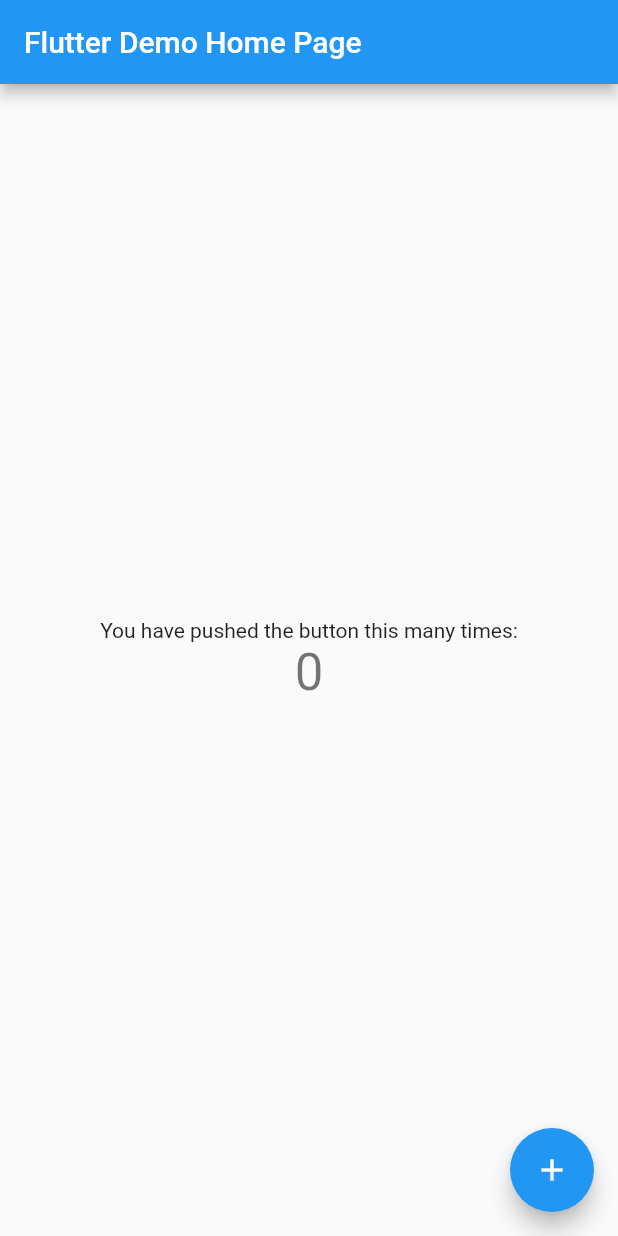
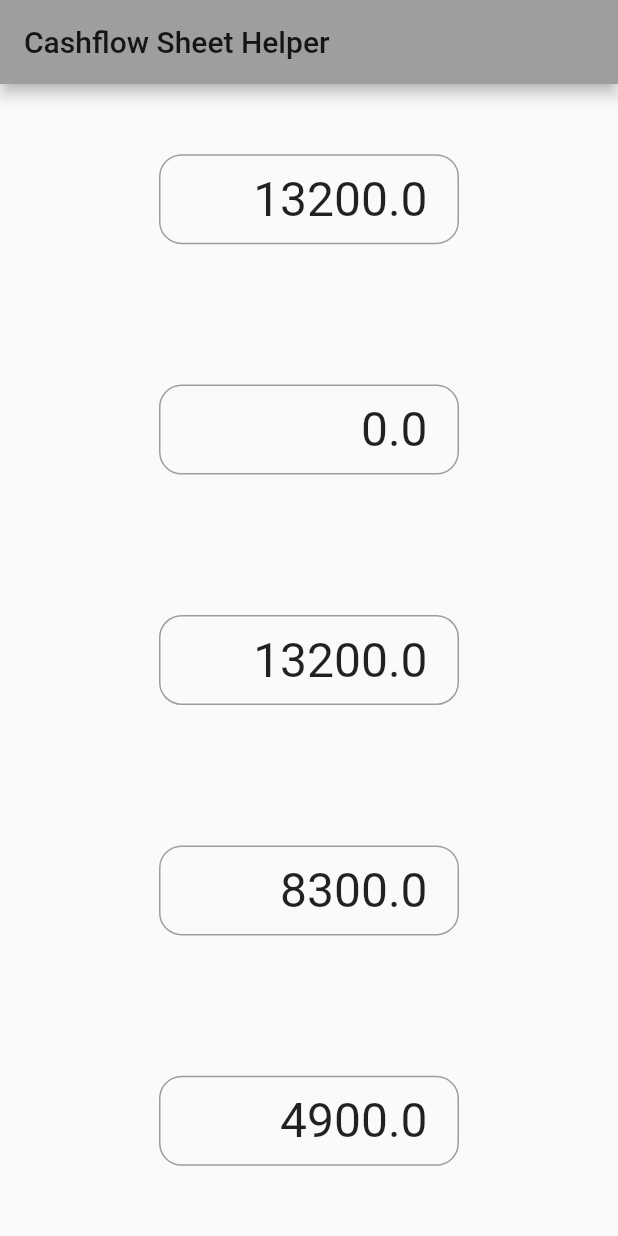
Before and after one commit to AntsInMyEy3sJohnson/cashflow-sheet-helper, a Flutter app: the screen it shows after launch, on a phone screen of 412 x 824 dp. Run offline on Flutter 3.47's test engine with Material 2 defaults, Android fonts, the phone set to English and light mode, and no system bars.

Commit message:
Container for profession data and simple home page

```diff
--- /dev/null
+++ b/lib/data/profession.dart
@@ -0,0 +1,47 @@
+import 'package:flutter/cupertino.dart';
+
+class Profession {
+  final String title;
+
+  final double activeIncome;
+  final double taxes;
+  final double mortgageOrRent;
+  final double studentLoan;
+  final double carLoan;
+  final double creditCardLoan;
+  final double otherExpenses;
+  final double assets;
+
+  double bankLoan;
+  int numChildren;
+  double expensesPerChild;
+  double passiveIncome;
+  double totalIncome;
+  double totalExpenses;
+  double cashflow;
+
+  Profession.withProperties({
+    @required this.title,
+    @required this.activeIncome,
+    @required this.taxes,
+    @required this.mortgageOrRent,
+    @required this.studentLoan,
+    @required this.carLoan,
+    @required this.creditCardLoan,
+    @required this.otherExpenses,
+    @required this.assets,
+  }) {
+    this.bankLoan = 0;
+    this.numChildren = 0;
+    this.expensesPerChild = 0;
+    this.passiveIncome = 0;
+    this.totalIncome = activeIncome + passiveIncome;
+    this.totalExpenses = taxes +
+        mortgageOrRent +
+        studentLoan +
+        carLoan +
+        creditCardLoan +
+        otherExpenses;
+    this.cashflow = totalIncome - totalExpenses;
+  }
+}
--- a/lib/main.dart
+++ b/lib/main.dart
@@ -1,3 +1,5 @@
+import 'package:cashflow_sheet_helper/routes.dart';
+import 'package:cashflow_sheet_helper/routes/cashflow_overview.dart';
 import 'package:flutter/material.dart';
 
 void main() {
@@ -5,109 +7,15 @@ void main() {
 }
 
 class MyApp extends StatelessWidget {
-  // This widget is the root of your application.
   @override
   Widget build(BuildContext context) {
     return MaterialApp(
-      title: 'Flutter Demo',
       theme: ThemeData(
-        // This is the theme of your application.
-        //
-        // Try running your application with "flutter run". You'll see the
-        // application has a blue toolbar. Then, without quitting the app, try
-        // changing the primarySwatch below to Colors.green and then invoke
-        // "hot reload" (press "r" in the console where you ran "flutter run",
-        // or simply save your changes to "hot reload" in a Flutter IDE).
-        // Notice that the counter didn't reset back to zero; the application
-        // is not restarted.
-        primarySwatch: Colors.blue,
+        primarySwatch: Colors.grey,
       ),
-      home: MyHomePage(title: 'Flutter Demo Home Page'),
+      onGenerateTitle: (_) => "CashFlow Sheet Helper",
+      onGenerateRoute: RouteGenerator.generateRoute,
+      initialRoute: CashflowOverview.ROUTE_ID,
     );
   }
 }
-
-class MyHomePage extends StatefulWidget {
-  MyHomePage({Key key, this.title}) : super(key: key);
-
-  // This widget is the home page of your application. It is stateful, meaning
-  // that it has a State object (defined below) that contains fields that affect
-  // how it looks.
-
-  // This class is the configuration for the state. It holds the values (in this
-  // case the title) provided by the parent (in this case the App widget) and
-  // used by the build method of the State. Fields in a Widget subclass are
-  // always marked "final".
-
-  final String title;
-
-  @override
-  _MyHomePageState createState() => _MyHomePageState();
-}
-
-class _MyHomePageState extends State<MyHomePage> {
-  int _counter = 0;
-
-  void _incrementCounter() {
-    setState(() {
-      // This call to setState tells the Flutter framework that something has
-      // changed in this State, which causes it to rerun the build method below
-      // so that the display can reflect the updated values. If we changed
-      // _counter without calling setState(), then the build method would not be
-      // called again, and so nothing would appear to happen.
-      _counter++;
-    });
-  }
-
-  @override
-  Widget build(BuildContext context) {
-    // This method is rerun every time setState is called, for instance as done
-    // by the _incrementCounter method above.
-    //
-    // The Flutter framework has been optimized to make rerunning build methods
-    // fast, so that you can just rebuild anything that needs updating rather
-    // than having to individually change instances of widgets.
-    return Scaffold(
-      appBar: AppBar(
-        // Here we take the value from the MyHomePage object that was created by
-        // the App.build method, and use it to set our appbar title.
-        title: Text(widget.title),
-      ),
-      body: Center(
-        // Center is a layout widget. It takes a single child and positions it
-        // in the middle of the parent.
-        child: Column(
-          // Column is also a layout widget. It takes a list of children and
-          // arranges them vertically. By default, it sizes itself to fit its
-          // children horizontally, and tries to be as tall as its parent.
-          //
-          // Invoke "debug painting" (press "p" in the console, choose the
-          // "Toggle Debug Paint" action from the Flutter Inspector in Android
-          // Studio, or the "Toggle Debug Paint" command in Visual Studio Code)
-          // to see the wireframe for each widget.
-          //
-          // Column has various properties to control how it sizes itself and
-          // how it positions its children. Here we use mainAxisAlignment to
-          // center the children vertically; the main axis here is the vertical
-          // axis because Columns are vertical (the cross axis would be
-          // horizontal).
-          mainAxisAlignment: MainAxisAlignment.center,
-          children: <Widget>[
-            Text(
-              'You have pushed the button this many times:',
-            ),
-            Text(
-              '$_counter',
-              style: Theme.of(context).textTheme.headline4,
-            ),
-          ],
-        ),
-      ),
-      floatingActionButton: FloatingActionButton(
-        onPressed: _incrementCounter,
-        tooltip: 'Increment',
-        child: Icon(Icons.add),
-      ), // This trailing comma makes auto-formatting nicer for build methods.
-    );
-  }
-}
--- /dev/null
+++ b/lib/routes.dart
@@ -0,0 +1,33 @@
+import 'package:cashflow_sheet_helper/routes/cashflow_overview.dart';
+import 'package:flutter/material.dart';
+
+class RouteGenerator {
+  RouteGenerator._();
+
+  static Route<dynamic> generateRoute(RouteSettings routeSettings) {
+    switch (routeSettings.name) {
+      case CashflowOverview.ROUTE_ID:
+        return MaterialPageRoute(builder: (_) => _withScaffold(const CashflowOverview()));
+      default:
+        throw RouteException("No such route: ${routeSettings.name}");
+    }
+  }
+
+  static Widget _withScaffold(Widget widget) {
+
+    return Scaffold(
+      appBar: AppBar(
+        title: const Text("Cashflow Sheet Helper"),
+      ),
+      body: widget,
+    );
+
+  }
+
+}
+
+class RouteException implements Exception {
+  final String message;
+
+  RouteException(this.message);
+}
--- /dev/null
+++ b/lib/routes/cashflow_overview.dart
@@ -0,0 +1,39 @@
+import 'package:cashflow_sheet_helper/data/profession.dart';
+import 'package:cashflow_sheet_helper/widgets/styled_text_field.dart';
+import 'package:flutter/material.dart';
+
+class CashflowOverview extends StatelessWidget {
+  static const ROUTE_ID = "/";
+
+  static final Profession _profession = Profession.withProperties(
+      title: "Docor",
+      activeIncome: 13200,
+      taxes: 3200,
+      mortgageOrRent: 1900,
+      studentLoan: 700,
+      carLoan: 300,
+      creditCardLoan: 200,
+      otherExpenses: 2000,
+      assets: 3500);
+
+  const CashflowOverview();
+
+  @override
+  Widget build(BuildContext context) {
+    return Scaffold(
+      body: Center(
+        child: Column(
+          crossAxisAlignment: CrossAxisAlignment.center,
+          mainAxisAlignment: MainAxisAlignment.spaceAround,
+          children: [
+            StyledTextField("${_profession.activeIncome}"),
+            StyledTextField("${_profession.passiveIncome}"),
+            StyledTextField("${_profession.totalIncome}"),
+            StyledTextField("${_profession.totalExpenses}"),
+            StyledTextField("${_profession.cashflow}"),
+          ],
+        ),
+      ),
+    );
+  }
+}
--- /dev/null
+++ b/lib/widgets/styled_text_field.dart
@@ -0,0 +1,33 @@
+import 'package:flutter/material.dart';
+
+class StyledTextField extends StatelessWidget {
+
+  final String text;
+
+  const StyledTextField(this.text);
+
+  @override
+  Widget build(BuildContext context) {
+    return Container(
+      constraints: BoxConstraints(
+        minWidth: 200,
+        minHeight: 50,
+      ),
+      padding: EdgeInsets.symmetric(horizontal: 20, vertical: 10),
+      decoration: BoxDecoration(
+        border: Border.all(
+          color: Colors.grey,
+        ),
+        borderRadius: BorderRadius.circular(15.0),
+      ),
+      child: Text(
+        text,
+        textAlign: TextAlign.right,
+        style: TextStyle(fontSize: 32),
+      ),
+    );
+  }
+
+
+
+}
```
